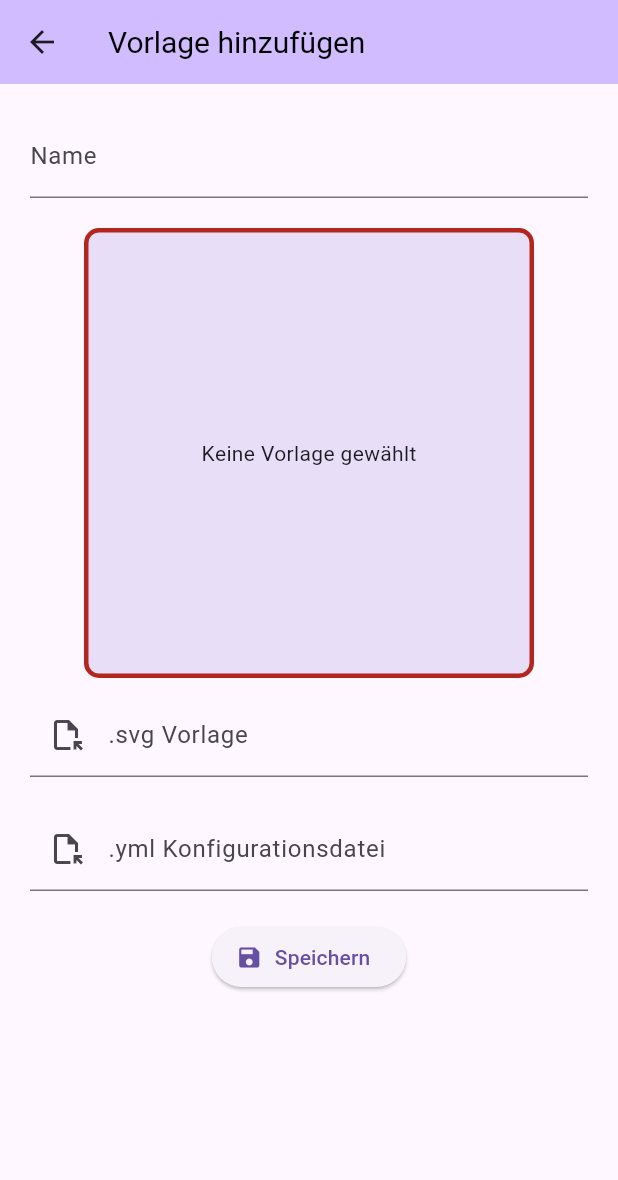
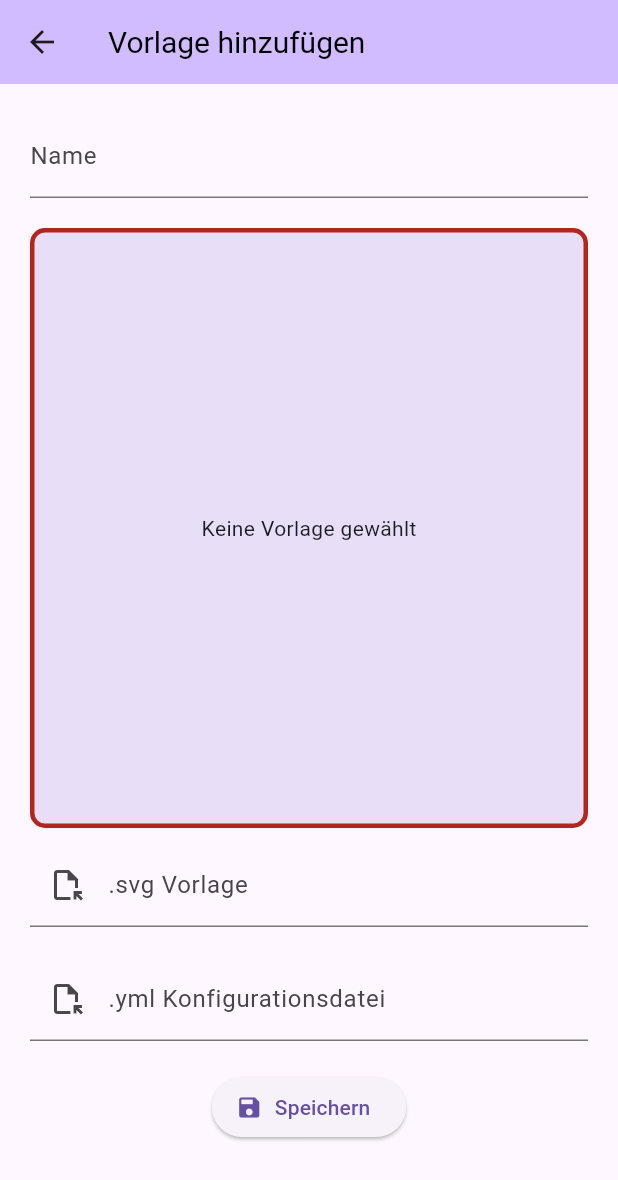
Before and after one commit to Atlasfreak/sharepics, a Flutter app: the AddTemplatePage screen opened directly, on a phone screen of 412 x 824 dp. Shown: the top 1180 px of the screen. Run offline on Flutter 3.47's test engine with Material 3 defaults, Android fonts, the phone set to English and light mode, and no system bars; our stand-ins replace cross_file, file_picker, flutter_svg, share_plus, yaml.

Commit message:
minor changes

```diff
--- a/lib/src/components/svg_container.dart
+++ b/lib/src/components/svg_container.dart
@@ -14,8 +14,8 @@ class SvgContainer extends StatelessWidget {
   @override
   Widget build(BuildContext context) {
     return Container(
-      height: 300,
-      width: 300,
+      height: 400,
+      width: 400,
       decoration: BoxDecoration(
         color: Theme.of(context).colorScheme.secondaryContainer,
         border: Border.all(
--- a/lib/src/pages/add_font_page.dart
+++ b/lib/src/pages/add_font_page.dart
@@ -1,5 +1,4 @@
 import 'dart:io';
-import 'dart:typed_data';
 
 import 'package:file_picker/file_picker.dart';
 import 'package:flutter/material.dart';
```
